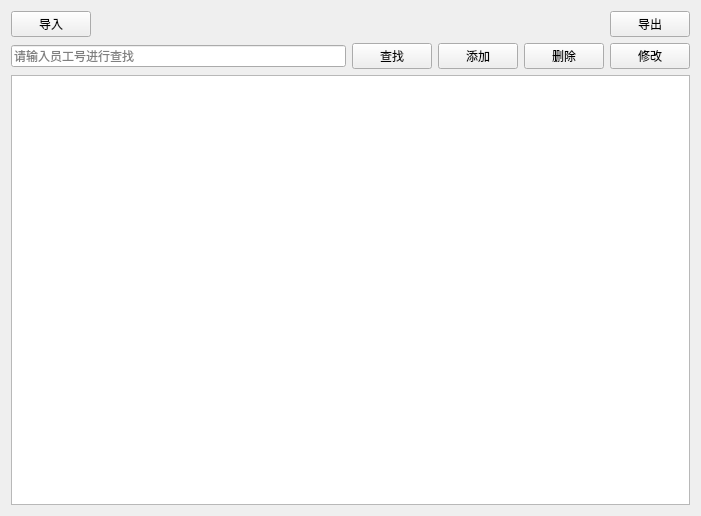
First picture: the form in doctorview.ui, repository ygzuxts/dazuoye, before the edit.
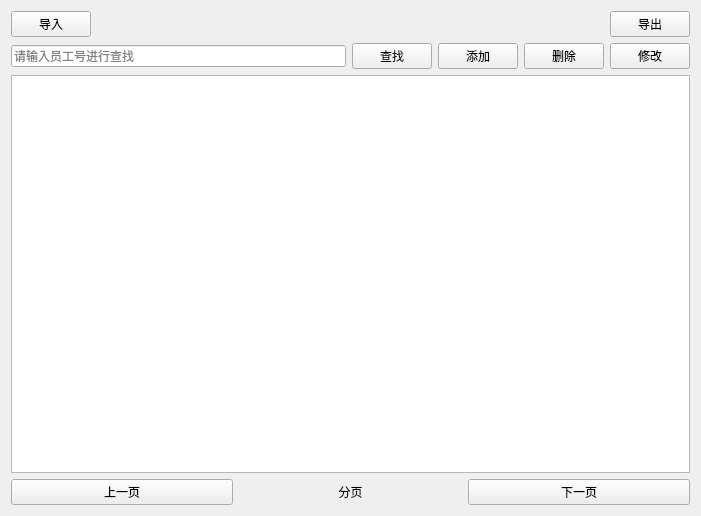
Second picture: the form after the edit. Icons and pictures are not drawn.

Commit message: 分页还有药剂和就诊记录功能已完成

What changed in the file:
```diff
--- a/doctorview.ui
+++ b/doctorview.ui
@@ -103,6 +103,37 @@
    <item>
     <widget class="QTableView" name="tableView"/>
    </item>
+   <item>
+    <layout class="QHBoxLayout" name="horizontalLayout_3">
+     <item>
+      <widget class="QPushButton" name="btnPrevious">
+       <property name="text">
+        <string>上一页</string>
+       </property>
+      </widget>
+     </item>
+     <item>
+      <widget class="QLabel" name="lblPageInfo">
+       <property name="text">
+        <string>分页</string>
+       </property>
+       <property name="textFormat">
+        <enum>Qt::TextFormat::AutoText</enum>
+       </property>
+       <property name="alignment">
+        <set>Qt::AlignmentFlag::AlignCenter</set>
+       </property>
+      </widget>
+     </item>
+     <item>
+      <widget class="QPushButton" name="btnNext">
+       <property name="text">
+        <string>下一页</string>
+       </property>
+      </widget>
+     </item>
+    </layout>
+   </item>
   </layout>
  </widget>
  <resources>
```
The commit also changes 26 other files.
